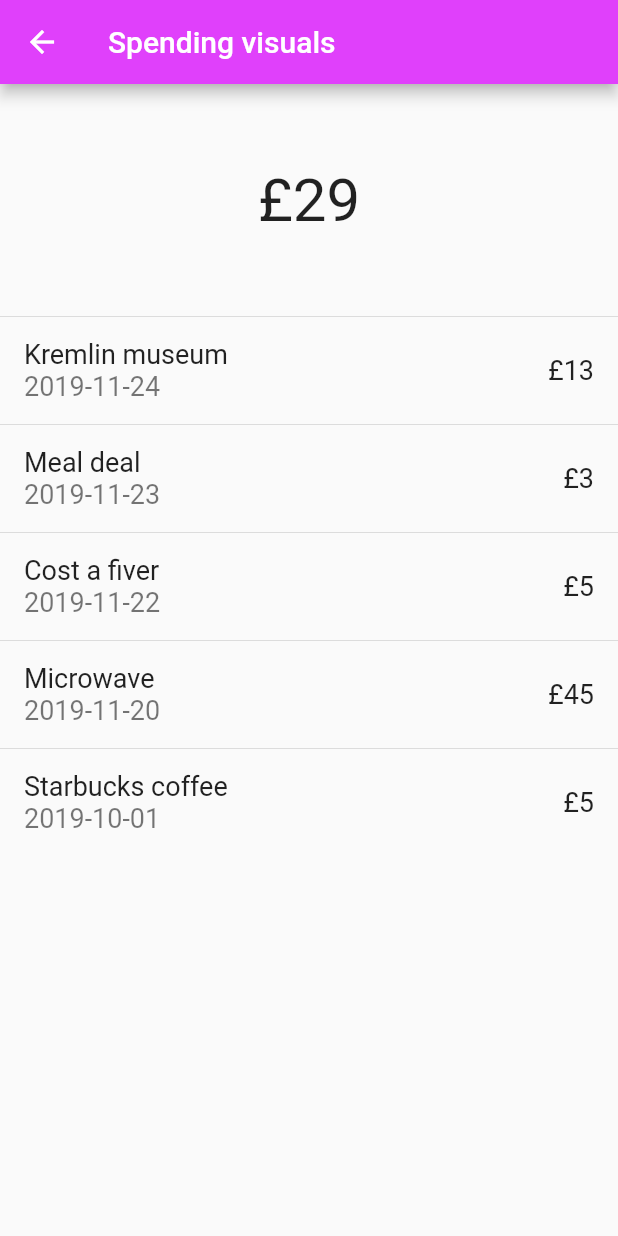
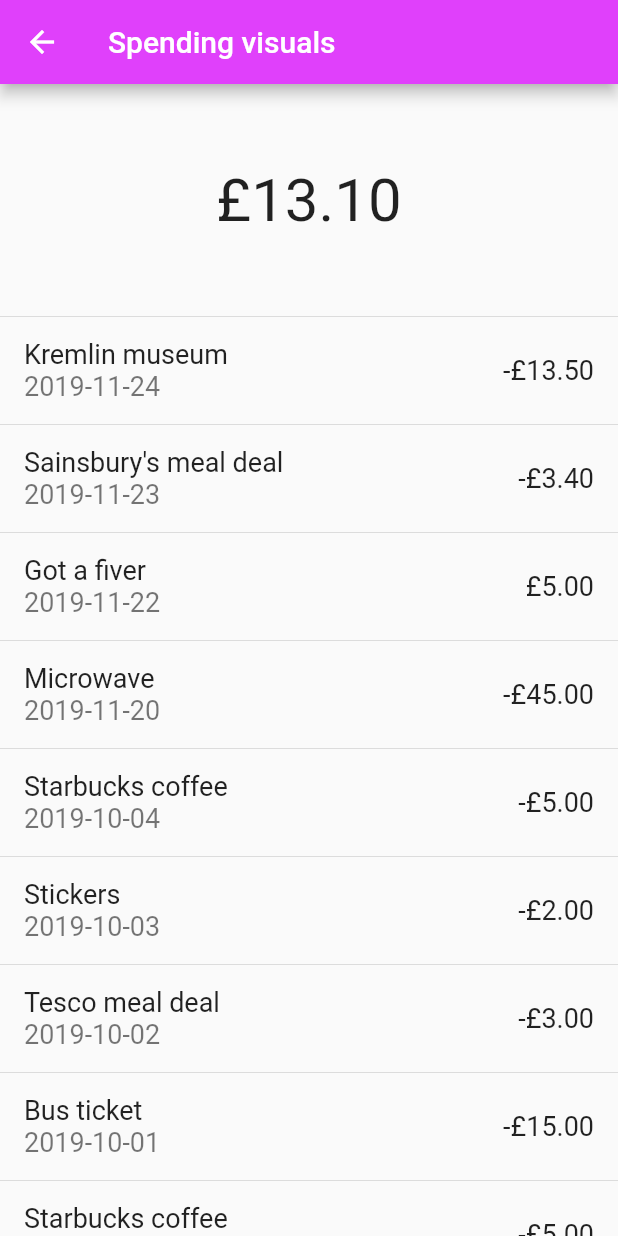
Before and after one commit to AimeeRedbond/bubel-ui, a Flutter app: the screen it shows after launch, after a tap on "Standard View", on a phone screen of 412 x 824 dp. Run offline on Flutter 3.47's test engine with Material 2 defaults, Android fonts, the phone set to English and light mode, and no system bars.

Commit message:
Standard view looks noice!

```diff
--- a/bubble_bank/lib/main.dart
+++ b/bubble_bank/lib/main.dart
@@ -18,13 +18,17 @@ class MyApp extends StatelessWidget {
 
 class BankingState extends State<Banking> {
   final _settings = <String>['My account details', 'Set date and time', 'Swap current default'];
-  var _initial_balance = 100;
   var _transactions = <Map>[
-    { 'amount':13, 'date':"2019-11-24", "description":"Kremlin museum"},
-    { 'amount':3, 'date':"2019-11-23", "description":"Meal deal"},
-    { 'amount':5, 'date':"2019-11-22", "description":"Cost a fiver"},
-    { 'amount':45, 'date':"2019-11-20", "description":"Microwave"},
-    { 'amount':5, 'date':"2019-10-01", "description":"Starbucks coffee"},
+    { 'amount':-13.50, 'date':"2019-11-24", "description":"Kremlin museum"},
+    { 'amount':-3.4, 'date':"2019-11-23", "description":"Sainsbury's meal deal"},
+    { 'amount':5.0, 'date':"2019-11-22", "description":"Got a fiver"},
+    { 'amount':-45.0, 'date':"2019-11-20", "description":"Microwave"},
+    { 'amount':-5.0, 'date':"2019-10-04", "description":"Starbucks coffee"},
+    { 'amount':-2.0, 'date':"2019-10-03", "description":"Stickers"},
+    { 'amount':-3.0, 'date':"2019-10-02", "description":"Tesco meal deal"},
+    { 'amount':-15.0, 'date':"2019-10-01", "description":"Bus ticket"},
+    { 'amount':-5.0, 'date':"2019-09-29", "description":"Starbucks coffee"},
+    { 'amount':100.0, 'date':"2019-09-28", "description":"Top up from Banana Pay"},
   ];
   var _groups = <Widget>[
     LayoutId(
@@ -163,10 +167,17 @@ class BankingState extends State<Banking> {
     );
   }
 
-  int _getBalance(transactions){
+  double _getBalance(transactions){
     var amounts = transactions.map((transaction) => transaction["amount"]);
     var total_spending = amounts.reduce((curr, next) => curr + next);
-    return _initial_balance - total_spending;
+    return total_spending;
+  }
+
+  String _formatMoney(double money){
+    if (money > 0.0){
+      return "£" + money.toStringAsFixed(2);
+    }
+    return "-£" + (-money).toStringAsFixed(2);
   }
 
   void _pushStandardView() {
@@ -185,7 +196,7 @@ class BankingState extends State<Banking> {
                   style: _biggerFont,
                 ),
                 trailing: Text(
-                  "£" + transaction["amount"].toString(),
+                  _formatMoney(transaction["amount"]),
                   style: _biggerFont,
                 ),
               );
@@ -197,9 +208,9 @@ class BankingState extends State<Banking> {
             title: Padding(
               padding: EdgeInsets.all(50.0),
               child: Text(
-              "£" + _getBalance(_transactions).toString(),
-              style: _balanceFont,
-              textAlign: TextAlign.center,
+                _formatMoney(_getBalance(_transactions)),
+                style: _balanceFont,
+                textAlign: TextAlign.center,
               ))
           ));
           final List<Widget> divided = ListTile
```
